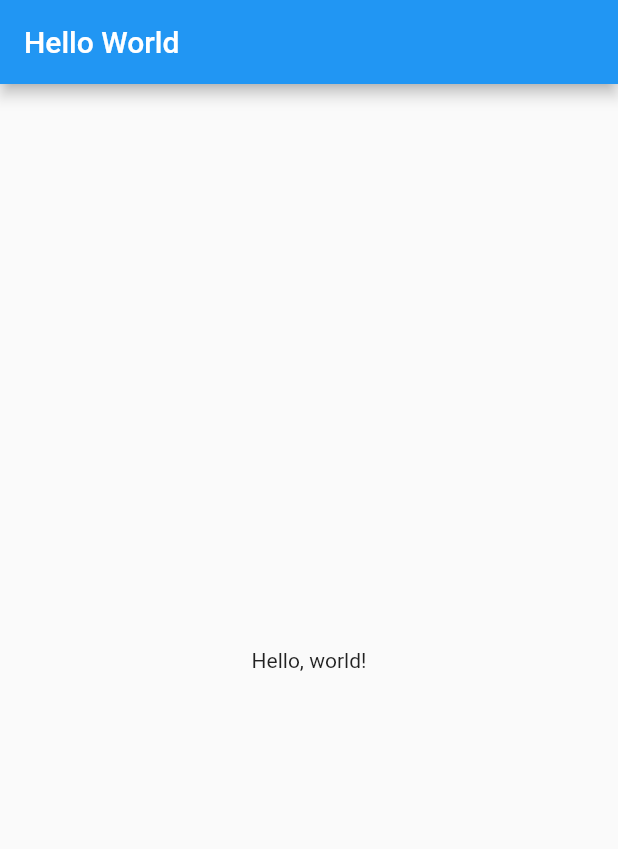
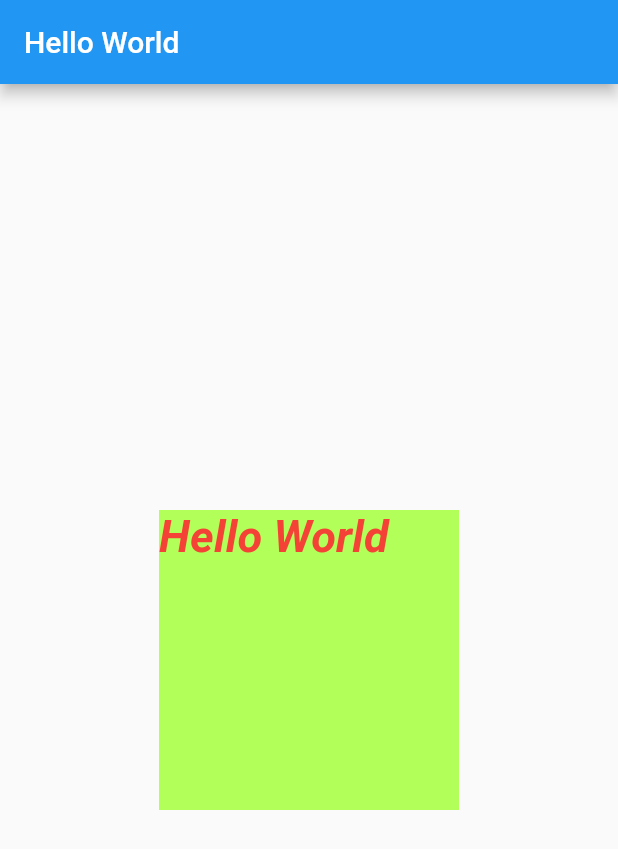
Before and after one commit to viandwi24/flutter-from-scratch, a Flutter app: the screen it shows after launch, on a phone screen of 412 x 824 dp. Shown: the top 849 px of the screen. Run offline on Flutter 3.47's test engine with Material 2 defaults, Android fonts, the phone set to English and light mode, and no system bars.

Commit message:
hello world

```diff
--- a/lib/main.dart
+++ b/lib/main.dart
@@ -11,13 +11,25 @@ class MyApp extends StatelessWidget {
   Widget build(BuildContext context) {
     return MaterialApp(
       home: Scaffold(
-        appBar: AppBar(
-          title: const Text('Hello World'),
-        ),
-        body: const Center(
-          child: Text('Hello, world!'),
-        ),
-      ),
+          appBar: AppBar(
+            title: const Text('Hello World'),
+          ),
+          body: Center(
+            child: Container(
+              color: Colors.lightGreenAccent,
+              width: 200,
+              height: 200,
+              child: const Text(
+                "Hello World",
+                style: TextStyle(
+                  fontSize: 30,
+                  color: Colors.red,
+                  fontWeight: FontWeight.w600,
+                  fontStyle: FontStyle.italic,
+                ),
+              ),
+            ),
+          )),
     );
   }
 }
```
